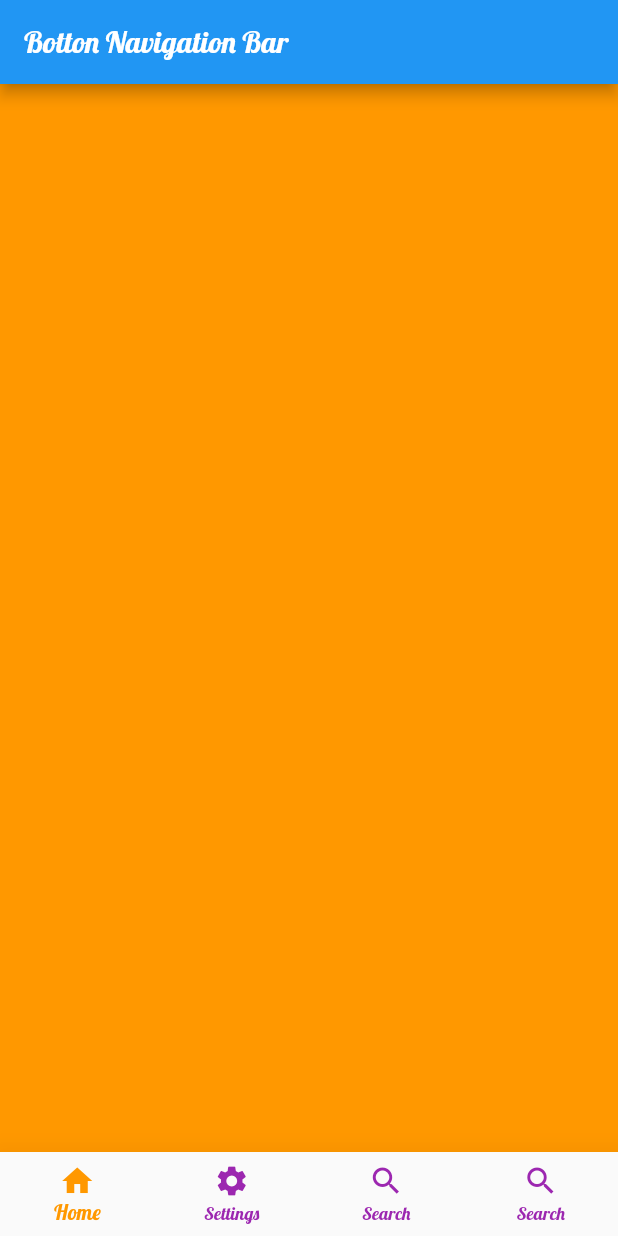
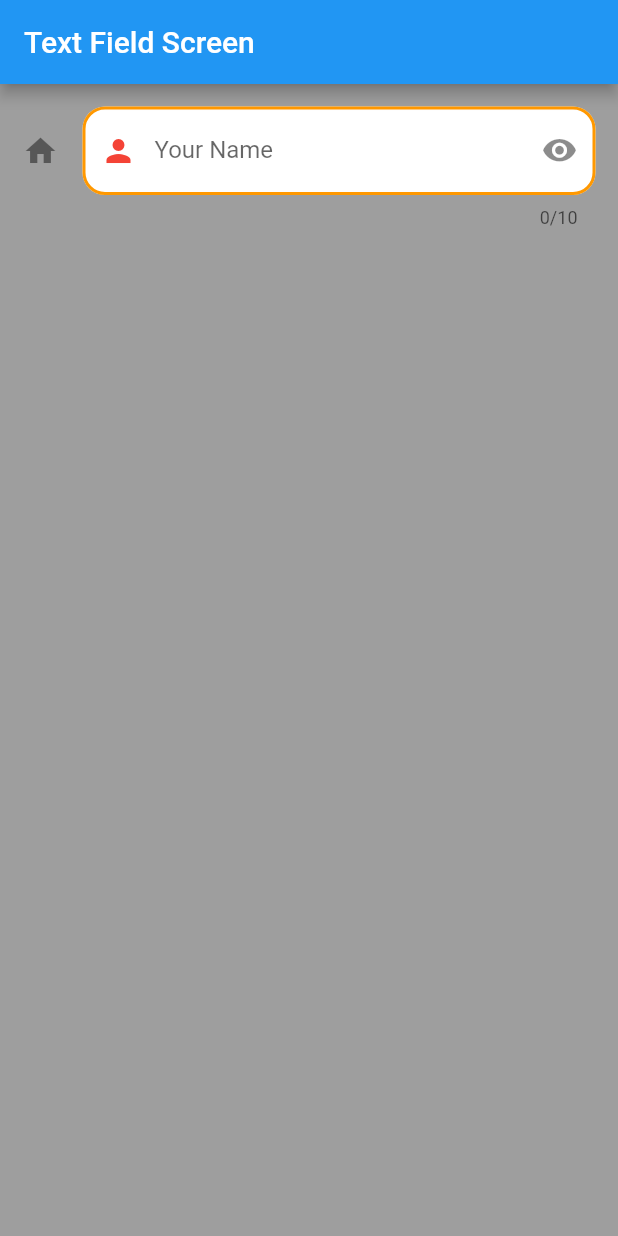
Before and after one commit to jpmehedi/flutter-hero-batch-2, a Flutter app: the screen it shows after launch, on a phone screen of 412 x 824 dp. Run offline on Flutter 3.47's test engine with Material 2 defaults, Android fonts, the light colour scheme and no system bars.

Commit message:
TextField

```diff
--- a/demo_project/lib/main.dart
+++ b/demo_project/lib/main.dart
@@ -1,5 +1,5 @@
 
-import 'package:demo_project/home_page.dart';
+import 'package:demo_project/textfield_screen.dart';
 import 'package:flutter/material.dart';
 
 void main(){
@@ -8,12 +8,10 @@ void main(){
       title: "Demo Project",
       debugShowCheckedModeBanner: false,
       theme: ThemeData(
-        fontFamily: "Lobster",
-        textTheme: TextTheme(
-
-        )
+        // fontFamily: "Lobster",
+        textTheme: TextTheme()
       ),
-      home: HomePage(),
+      home: TextFieldScreen(),
     )
   );
 }
--- /dev/null
+++ b/demo_project/lib/textfield_screen.dart
@@ -0,0 +1,114 @@
+import 'package:flutter/material.dart';
+
+class TextFieldScreen extends StatefulWidget {
+  const TextFieldScreen({ Key? key }) : super(key: key);
+
+  @override
+  _TextFieldScreenState createState() => _TextFieldScreenState();
+}
+
+class _TextFieldScreenState extends State<TextFieldScreen> {
+
+
+ TextEditingController textEditingController =  TextEditingController();
+
+
+  @override
+  Widget build(BuildContext context) {
+    return Scaffold(
+      backgroundColor: Colors.grey,
+      appBar: AppBar(title: Text("Text Field Screen"),),
+      body: Padding(
+        padding: const EdgeInsets.all(15.0),
+        child: Column(
+          children: [
+           TextFormField(
+             controller: textEditingController,
+              // obscureText: true,
+              // obscuringCharacter: "#",
+              maxLength: 10,
+              // maxLines: 5,
+              onChanged: (value){
+                setState(() {
+                  textEditingController.text = value;
+                });
+              },
+              keyboardType: TextInputType.text,
+              // textDirection: TextDirection.rtl,
+              decoration: InputDecoration(
+                hintText: "Enter your name",
+                hintStyle: TextStyle(
+                  color: Colors.orange
+                ),
+                icon: Icon(Icons.home),
+                prefixIcon: Icon(Icons.person, color: Colors.red,),
+                // prefix: Text("Prefix"),
+                // prefixText: "asdm",
+                prefixStyle: TextStyle(color: Colors.red),
+                suffixIcon: Icon(Icons.visibility_sharp)  ,
+                labelText: "Your Name"  ,
+                enabledBorder: OutlineInputBorder(
+                  borderRadius: BorderRadius.circular(15),
+                  borderSide: BorderSide(
+                    color: Colors.orange,
+                    width: 2
+                  )
+                ) ,
+                focusedBorder:  OutlineInputBorder(
+                  borderRadius: BorderRadius.circular(15),
+                  borderSide: BorderSide(
+                    color: Colors.red,
+                    width: 2
+                  )
+                ),
+                filled: true,
+                fillColor: Colors.white
+              ),
+            ),
+
+            Text(textEditingController.text)
+
+
+            // TextField(
+            //   // obscureText: true,
+            //   // obscuringCharacter: "#",
+            //   maxLength: 10,
+            //   // maxLines: 5,
+            //   keyboardType: TextInputType.text,
+            //   textDirection: TextDirection.rtl,
+            //   decoration: InputDecoration(
+            //     hintText: "Enter your name",
+            //     hintStyle: TextStyle(
+            //       color: Colors.orange
+            //     ),
+            //     icon: Icon(Icons.home),
+            //     prefixIcon: Icon(Icons.person, color: Colors.red,),
+            //     // prefix: Text("Prefix"),
+            //     // prefixText: "asdm",
+            //     prefixStyle: TextStyle(color: Colors.red),
+            //     suffixIcon: Icon(Icons.visibility_sharp)  ,
+            //     labelText: "Your Name"  ,
+            //     enabledBorder: OutlineInputBorder(
+            //       borderRadius: BorderRadius.circular(15),
+            //       borderSide: BorderSide(
+            //         color: Colors.orange,
+            //         width: 2
+            //       )
+            //     ) ,
+            //     focusedBorder:  OutlineInputBorder(
+            //       borderRadius: BorderRadius.circular(15),
+            //       borderSide: BorderSide(
+            //         color: Colors.red,
+            //         width: 2
+            //       )
+            //     ),
+            //     filled: true,
+            //     fillColor: Colors.white
+            //   ),
+            // )
+          ],
+        ),
+      ),
+    );
+  }
+}
```
